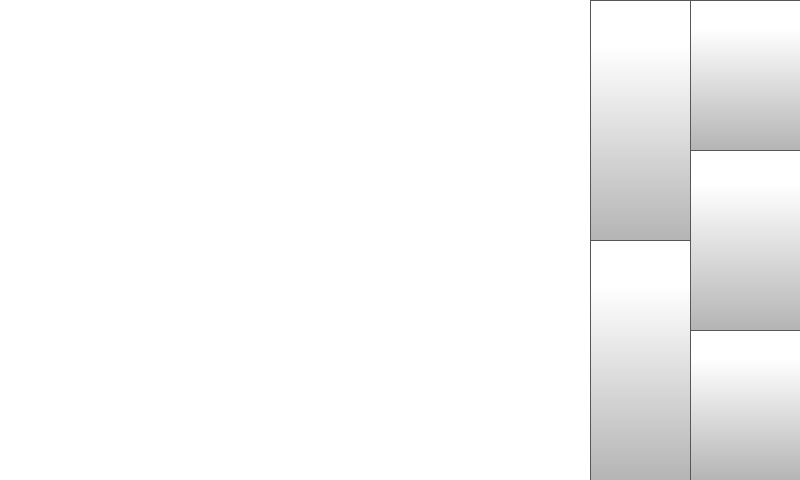
Above: octoprint_TwinDragon600x600Rev2TouchUI/mainGUI.ui from FracktalWorks/TwinDragon600x600Rev2TouchUI before the change. Below: the same form after it.
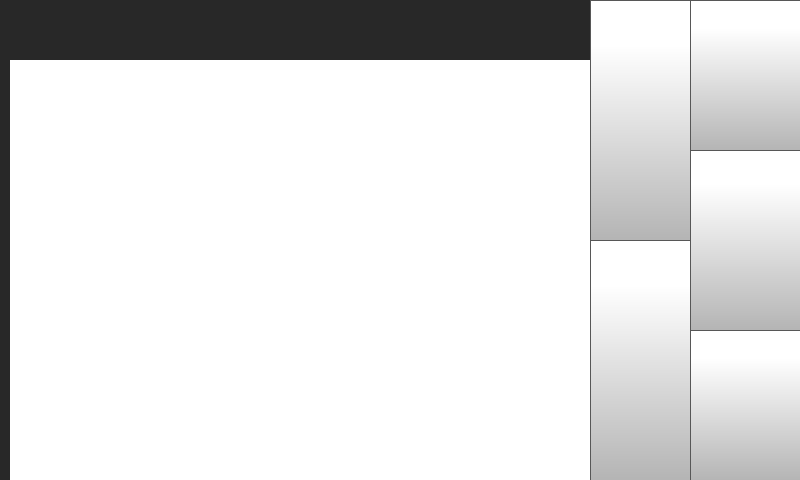
That is the form after the change. The open tabs and pages were chosen to show the change. Icons and pictures are not drawn.

```diff
--- a/octoprint_TwinDragon600x600Rev2TouchUI/mainGUI.ui
+++ b/octoprint_TwinDragon600x600Rev2TouchUI/mainGUI.ui
@@ -10072,8 +10072,8 @@
      <widget class="QListWidget" name="fileListWidget">
       <property name="geometry">
        <rect>
-        <x>0</x>
-        <y>0</y>
+        <x>10</x>
+        <y>60</y>
         <width>591</width>
         <height>481</height>
        </rect>
```
Left out of the diff: 2 changed lines with no effect on the pictures.
